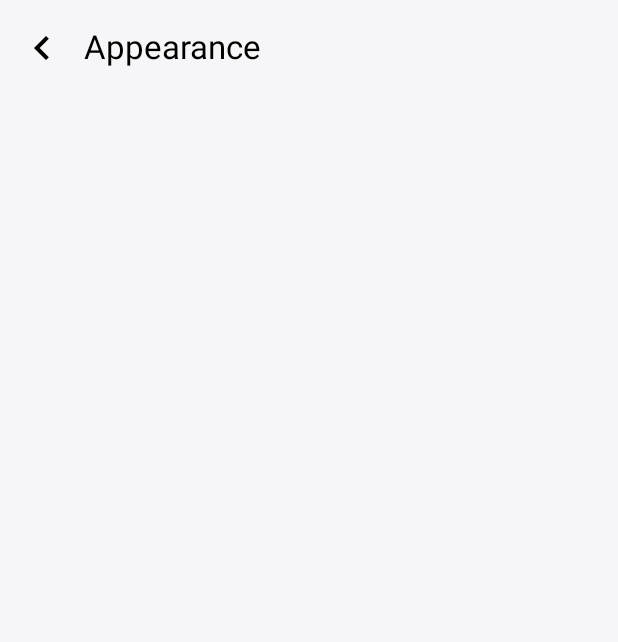
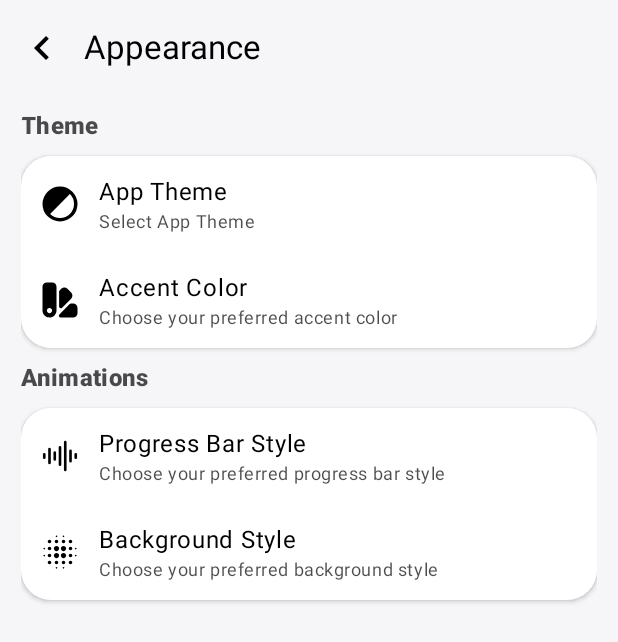
Before and after one commit to arunnechully/SoundPod, an Android app built with Jetpack Compose: the SettingsScreen screen opened through its navigation route, after a tap on "Appearance", on a phone screen of 412 x 824 dp. Shown: the top 642 px of the screen. Run offline under Robolectric (Android 15) with nearby library versions, the phone set to English and light mode, and no system bars; 4 statements that could not run were skipped.

Commit message:
v1.0.0 ui improvements

```diff
--- /dev/null
+++ b/app/src/main/java/com/soundpod/music/ui/components/settings/SettingsItem.kt
@@ -0,0 +1,53 @@
+package com.soundpod.music.ui.components.settings
+
+import android.graphics.Color
+import androidx.compose.foundation.clickable
+import androidx.compose.foundation.layout.Arrangement
+import androidx.compose.foundation.layout.Column
+import androidx.compose.foundation.layout.Row
+import androidx.compose.foundation.layout.fillMaxSize
+import androidx.compose.foundation.layout.fillMaxWidth
+import androidx.compose.foundation.layout.padding
+import androidx.compose.material3.MaterialTheme
+import androidx.compose.material3.Switch
+import androidx.compose.material3.Text
+import androidx.compose.runtime.Composable
+import androidx.compose.ui.Alignment
+import androidx.compose.ui.Modifier
+import androidx.compose.ui.unit.dp
+
+@Composable
+fun SwitchSetting(
+    textColor: androidx.compose.ui.graphics.Color,
+    title: String,
+    description: String,
+    switchState: Boolean,
+    onSwitchChange: (Boolean) -> Unit
+) {
+    Row(
+        modifier = Modifier.fillMaxWidth(),
+        horizontalArrangement = Arrangement.SpaceBetween,
+        verticalAlignment = Alignment.CenterVertically
+    ) {
+        Column(
+            modifier = Modifier
+                .fillMaxSize()
+                .padding(horizontal = 12.dp, vertical = 12.dp)
+        ) {
+            Text(
+                text = title,
+                style = MaterialTheme.typography.bodyLarge,
+                color = textColor
+            )
+            Text(
+                text = description,
+                style = MaterialTheme.typography.bodySmall,
+                color = textColor.copy(alpha = 0.7f)
+            )
+        }
+        Switch(
+            checked = switchState,
+            onCheckedChange = onSwitchChange
+        )
+    }
+}
--- a/app/src/main/java/com/soundpod/music/ui/components/settings/SettingsScreenLayout.kt
+++ b/app/src/main/java/com/soundpod/music/ui/components/settings/SettingsScreenLayout.kt
@@ -62,7 +62,7 @@ fun SettingsScreenLayout(
                 .fillMaxSize()
                 .padding(innerPadding)
                 .padding(horizontal = 14.dp)
-                .clip(RoundedCornerShape(topStart = 25.dp, topEnd = 25.dp))
+                .clip(RoundedCornerShape(topStart = 20.dp, topEnd = 20.dp))
                 .verticalScroll(scrollState)
         ) {
             content()
--- a/app/src/main/java/com/soundpod/music/ui/screens/settings/Appearance.kt
+++ b/app/src/main/java/com/soundpod/music/ui/screens/settings/Appearance.kt
@@ -1,9 +1,23 @@
 package com.soundpod.music.ui.screens.settings
 
+import androidx.compose.foundation.isSystemInDarkTheme
+import androidx.compose.foundation.layout.Spacer
+import androidx.compose.foundation.layout.height
+import androidx.compose.material.icons.Icons
+import androidx.compose.material.icons.filled.Bedtime
+import androidx.compose.material.icons.filled.BlurOn
+import androidx.compose.material.icons.filled.Info
 import androidx.compose.material3.ExperimentalMaterial3Api
+import androidx.compose.material3.MaterialTheme
+import androidx.compose.material3.Text
 import androidx.compose.runtime.Composable
+import androidx.compose.ui.Modifier
+import androidx.compose.ui.graphics.Color
 import androidx.compose.ui.res.stringResource
+import androidx.compose.ui.text.font.FontWeight
+import androidx.compose.ui.unit.dp
 import com.soundpod.music.R
+import com.soundpod.music.ui.components.settings.SettingsCard
 import com.soundpod.music.ui.components.settings.SettingsScreenLayout
 
 @OptIn(ExperimentalMaterial3Api::class)
@@ -11,11 +25,68 @@ import com.soundpod.music.ui.components.settings.SettingsScreenLayout
 fun Appearance(
     onBackClick: () -> Unit
 ) {
+    val isDarkTheme = isSystemInDarkTheme()
+    val textColor = if (isDarkTheme) Color.White else Color.Black
     SettingsScreenLayout(
         title =stringResource(id = R.string.appearance),
         onBackClick = onBackClick,
         content = {
 
+            Spacer(modifier = Modifier.height(8.dp))
+
+            Text(
+                text = "Theme",
+                style = MaterialTheme.typography.titleMedium,
+                fontWeight = FontWeight.ExtraBold,
+                color = textColor.copy(alpha = 0.7f)
+            )
+
+            Spacer(modifier = Modifier.height(8.dp))
+
+            SettingsCard{
+                SettingColum(
+                    textColor = textColor,
+                    painterRes = R.drawable.dark_mode,
+                    title = "App Theme",
+                    description = "Select App Theme",
+                    onClick = {}
+                )
+                SettingColum(
+                    textColor = textColor,
+                    painterRes = R.drawable.color_mode,
+                    title = "Accent Color",
+                    description = "Choose your preferred accent color",
+                    onClick = {}
+                )
+            }
+
+            Spacer(modifier = Modifier.height(8.dp))
+
+            Text(
+                text = "Animations",
+                style = MaterialTheme.typography.titleMedium,
+                fontWeight = FontWeight.ExtraBold,
+                color = textColor.copy(alpha = 0.7f)
+            )
+
+            Spacer(modifier = Modifier.height(8.dp))
+
+            SettingsCard{
+                SettingColum(
+                    textColor = textColor,
+                    painterRes = R.drawable.wave,
+                    title = "Progress Bar Style",
+                    description = "Choose your preferred progress bar style",
+                    onClick = {}
+                )
+                SettingColum(
+                    textColor = textColor,
+                    icon = Icons.Default.BlurOn,
+                    title = "Background Style",
+                    description = "Choose your preferred background style",
+                    onClick = {}
+                )
+            }
         }
     )
 }
--- a/app/src/main/java/com/soundpod/music/ui/screens/settings/SettingsScreen.kt
+++ b/app/src/main/java/com/soundpod/music/ui/screens/settings/SettingsScreen.kt
@@ -127,7 +127,7 @@ fun SettingsScreen(
 }
 
 @Composable
-private fun SettingRow(
+fun SettingRow(
     title: String,
     textColor: Color,
     icon: ImageVector? = null,
@@ -171,19 +171,42 @@ private fun SettingRow(
 
 
 @Composable
-private fun SettingColum(
+fun SettingColum(
     textColor: Color,
+    icon: ImageVector? = null,
+    painterRes: Int? = null,
     title: String,
     description: String,
+    onClick: () -> Unit,
 ) {
+    Row(
+        modifier = Modifier
+            .fillMaxWidth()
+            .clickable(onClick = onClick)
+            .padding(horizontal = 12.dp, vertical = 12.dp),
+        horizontalArrangement = Arrangement.spacedBy(12.dp),
+        verticalAlignment = Alignment.CenterVertically
+    ) {
+
+        if (icon != null) {
+            Icon(
+                imageVector = icon,
+                contentDescription = title,
+                tint = textColor,
+                modifier = Modifier.size(28.dp)
+            )
+        } else if (painterRes != null) {
+            Icon(
+                painter = painterResource(id = painterRes),
+                contentDescription = title,
+                tint = textColor,
+                modifier = Modifier.size(28.dp)
+            )
+        }
 
         Column(
             modifier = Modifier
                 .fillMaxSize()
-            .clickable(
-                onClick = {}
-            )
-            .padding(horizontal = 12.dp, vertical = 12.dp)
         ) {
             Text(
                 text = title,
@@ -197,3 +220,4 @@ private fun SettingColum(
             )
         }
     }
+}
--- /dev/null
+++ b/app/src/main/res/drawable/color_mode.xml
@@ -0,0 +1,15 @@
+<vector xmlns:android="http://schemas.android.com/apk/res/android"
+    android:width="800dp"
+    android:height="800dp"
+    android:viewportWidth="24"
+    android:viewportHeight="24">
+  <path
+      android:pathData="M22.001,16.5V19.5C22.001,20.88 20.881,22 19.501,22H12.361C11.471,22 11.031,20.93 11.651,20.3L17.521,14.3C17.711,14.11 17.971,14 18.231,14H19.501C20.881,14 22.001,15.12 22.001,16.5Z"
+      android:fillColor="#292D32"/>
+  <path
+      android:pathData="M18.37,11.29L15.66,14L13.2,16.449C12.57,17.08 11.49,16.639 11.49,15.75C11.49,12.54 11.49,7.26 11.49,7.26C11.49,6.99 11.6,6.74 11.78,6.55L12.7,5.63C13.68,4.65 15.26,4.65 16.24,5.63L18.36,7.75C19.35,8.73 19.35,10.309 18.37,11.29Z"
+      android:fillColor="#292D32"/>
+  <path
+      android:pathData="M7.5,2H4.5C3,2 2,3 2,4.5V18C2,18.27 2.03,18.54 2.08,18.8C2.11,18.93 2.14,19.06 2.18,19.19C2.23,19.34 2.28,19.49 2.34,19.63C2.35,19.64 2.35,19.65 2.35,19.65C2.36,19.65 2.36,19.65 2.35,19.66C2.49,19.94 2.65,20.21 2.84,20.46C2.95,20.59 3.06,20.71 3.17,20.83C3.28,20.95 3.4,21.05 3.53,21.15L3.54,21.16C3.79,21.35 4.06,21.51 4.34,21.65C4.35,21.64 4.35,21.64 4.35,21.65C4.5,21.72 4.65,21.77 4.81,21.82C4.94,21.86 5.07,21.89 5.2,21.92C5.46,21.97 5.73,22 6,22C6.41,22 6.83,21.94 7.22,21.81C7.33,21.77 7.44,21.73 7.55,21.68C7.9,21.54 8.24,21.34 8.54,21.08C8.63,21.01 8.73,20.92 8.82,20.83L8.86,20.79C9.56,20.07 10,19.08 10,18V4.5C10,3 9,2 7.5,2ZM6,19.5C5.17,19.5 4.5,18.83 4.5,18C4.5,17.17 5.17,16.5 6,16.5C6.83,16.5 7.5,17.17 7.5,18C7.5,18.83 6.83,19.5 6,19.5Z"
+      android:fillColor="#292D32"/>
+</vector>
--- /dev/null
+++ b/app/src/main/res/drawable/dark_mode.xml
@@ -0,0 +1,14 @@
+<vector xmlns:android="http://schemas.android.com/apk/res/android"
+    android:width="800dp"
+    android:height="800dp"
+    android:viewportWidth="24"
+    android:viewportHeight="24">
+  <path
+      android:pathData="M12,12m-9,0a9,9 0,1 1,18 0a9,9 0,1 1,-18 0"
+      android:strokeWidth="2"
+      android:fillColor="#00000000"
+      android:strokeColor="#33363F"/>
+  <path
+      android:pathData="M18.364,5.636C16.676,3.948 14.387,3 12,3C9.613,3 7.324,3.948 5.636,5.636C3.948,7.324 3,9.613 3,12C3,14.387 3.948,16.676 5.636,18.364L12,12L18.364,5.636Z"
+      android:fillColor="#33363F"/>
+</vector>
--- /dev/null
+++ b/app/src/main/res/drawable/hourglass.xml
@@ -0,0 +1,13 @@
+<vector xmlns:android="http://schemas.android.com/apk/res/android"
+    android:width="800dp"
+    android:height="800dp"
+    android:viewportWidth="24"
+    android:viewportHeight="24">
+  <path
+      android:pathData="M20,3H4M20,21H4M5,3C5,5.51 6.212,7.866 8.255,9.325L15.745,14.675C17.788,16.134 19,18.49 19,21M19,3C19,5.51 17.788,7.866 15.745,9.325L8.255,14.675C6.212,16.134 5,18.49 5,21"
+      android:strokeLineJoin="round"
+      android:strokeWidth="2"
+      android:fillColor="#00000000"
+      android:strokeColor="#000000"
+      android:strokeLineCap="round"/>
+</vector>
--- /dev/null
+++ b/app/src/main/res/drawable/wave.xml
@@ -0,0 +1,13 @@
+<vector xmlns:android="http://schemas.android.com/apk/res/android"
+    android:width="800dp"
+    android:height="800dp"
+    android:viewportWidth="24"
+    android:viewportHeight="24">
+  <path
+      android:pathData="M3,11V13M6,8V16M9,10V14M12,7V17M15,4V20M18,9V15M21,11V13"
+      android:strokeLineJoin="round"
+      android:strokeWidth="1.5"
+      android:fillColor="#00000000"
+      android:strokeColor="#000000"
+      android:strokeLineCap="round"/>
+</vector>
```
Lines whose indentation alone changed are shown as unchanged.
